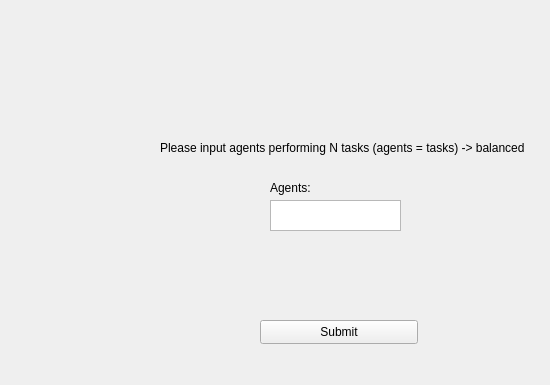
Old version of the form mainwindow.ui in the repository rumenyavorov/assignment-problem; both pictures show x 0 to 550 and y 0 to 385 of the 682 by 512 pixel window.
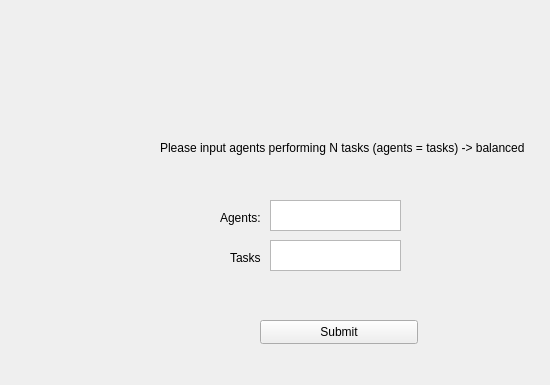
New version of the form.

```diff
--- a/mainwindow.ui
+++ b/mainwindow.ui
@@ -30,8 +30,8 @@
    <widget class="QLabel" name="agentsLbl">
     <property name="geometry">
      <rect>
-      <x>270</x>
-      <y>180</y>
+      <x>220</x>
+      <y>210</y>
       <width>40</width>
       <height>16</height>
      </rect>
@@ -63,6 +63,29 @@
      <string>Please input agents performing N tasks (agents = tasks) -&gt; balanced</string>
     </property>
    </widget>
+   <widget class="QPlainTextEdit" name="tasksText">
+    <property name="geometry">
+     <rect>
+      <x>270</x>
+      <y>240</y>
+      <width>131</width>
+      <height>31</height>
+     </rect>
+    </property>
+   </widget>
+   <widget class="QLabel" name="tasksLbl">
+    <property name="geometry">
+     <rect>
+      <x>230</x>
+      <y>250</y>
+      <width>40</width>
+      <height>16</height>
+     </rect>
+    </property>
+    <property name="text">
+     <string>Tasks</string>
+    </property>
+   </widget>
   </widget>
   <widget class="QMenuBar" name="menubar">
    <property name="geometry">
```
